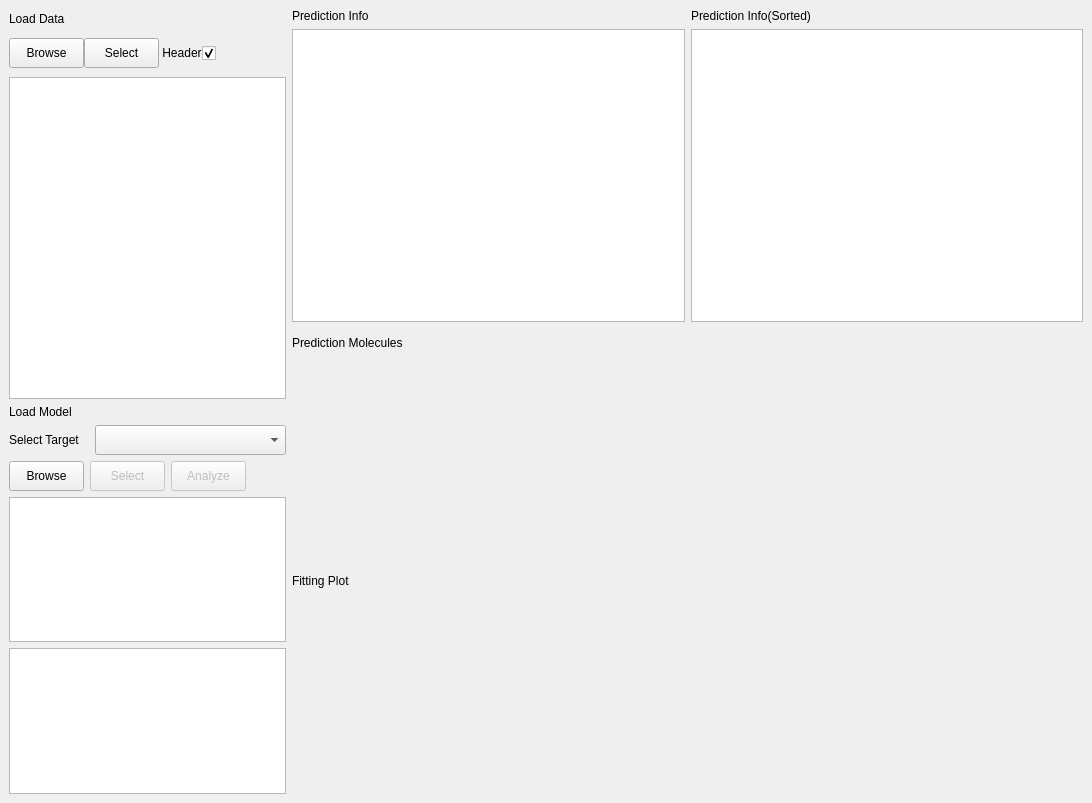
The window that QSAR-UI/mainwindow3.ui (sheMnapion/AI-QSAR) describes before a commit, drawn with Qt 5.
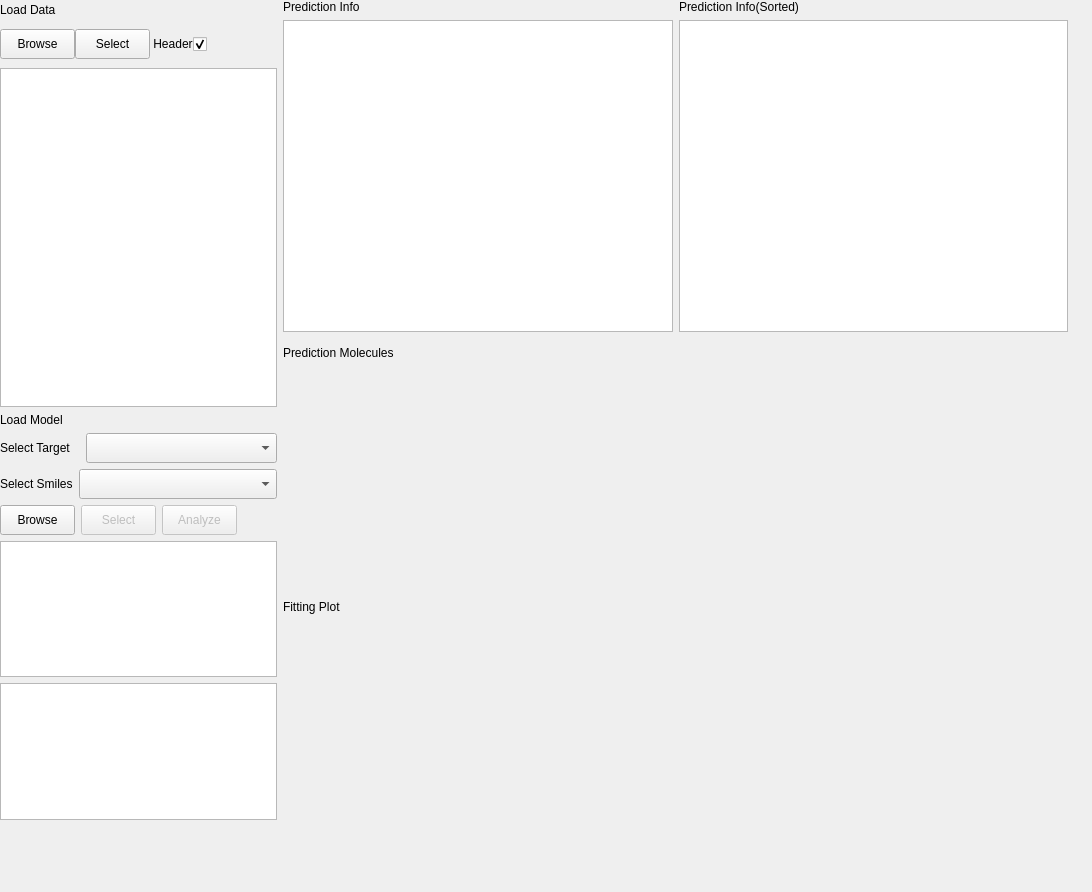
The same window after the commit.

Commit message: Add Column Selection(QComboBox) for SMILES; Remove garbage in tab4.py

```diff
--- a/QSAR-UI/mainwindow3.ui
+++ b/QSAR-UI/mainwindow3.ui
@@ -7,7 +7,7 @@
     <x>0</x>
     <y>0</y>
     <width>1092</width>
-    <height>803</height>
+    <height>892</height>
    </rect>
   </property>
   <property name="sizePolicy">
@@ -20,8 +20,15 @@
    <string>MainWindow</string>
   </property>
   <widget class="QWidget" name="centralwidget">
-   <layout class="QHBoxLayout" name="horizontalLayout_6">
-    <item>
+   <widget class="QWidget" name="layoutWidget">
+    <property name="geometry">
+     <rect>
+      <x>0</x>
+      <y>0</y>
+      <width>1068</width>
+      <height>820</height>
+     </rect>
+    </property>
      <layout class="QHBoxLayout" name="horizontalLayout_4" stretch="0,5">
       <item>
        <layout class="QVBoxLayout" name="verticalLayout_2" stretch="25,25">
@@ -211,7 +218,7 @@
          </layout>
         </item>
         <item>
-         <layout class="QVBoxLayout" name="verticalLayout" stretch="0,0,0,0,0">
+        <layout class="QVBoxLayout" name="verticalLayout" stretch="0,0,0,0,0,0">
           <property name="sizeConstraint">
            <enum>QLayout::SetFixedSize</enum>
           </property>
@@ -285,6 +292,57 @@
             </item>
            </layout>
           </item>
+         <item>
+          <layout class="QHBoxLayout" name="horizontalLayout_6">
+           <item>
+            <widget class="QLabel" name="label_19">
+             <property name="sizePolicy">
+              <sizepolicy hsizetype="Fixed" vsizetype="Fixed">
+               <horstretch>0</horstretch>
+               <verstretch>0</verstretch>
+              </sizepolicy>
+             </property>
+             <property name="minimumSize">
+              <size>
+               <width>0</width>
+               <height>25</height>
+              </size>
+             </property>
+             <property name="maximumSize">
+              <size>
+               <width>90</width>
+               <height>30</height>
+              </size>
+             </property>
+             <property name="text">
+              <string>Select Smiles</string>
+             </property>
+            </widget>
+           </item>
+           <item>
+            <widget class="QComboBox" name="smilesSelectComboBox">
+             <property name="sizePolicy">
+              <sizepolicy hsizetype="Expanding" vsizetype="Fixed">
+               <horstretch>0</horstretch>
+               <verstretch>0</verstretch>
+              </sizepolicy>
+             </property>
+             <property name="minimumSize">
+              <size>
+               <width>150</width>
+               <height>30</height>
+              </size>
+             </property>
+             <property name="maximumSize">
+              <size>
+               <width>16777215</width>
+               <height>30</height>
+              </size>
+             </property>
+            </widget>
+           </item>
+          </layout>
+         </item>
           <item>
            <layout class="QHBoxLayout" name="horizontalLayout_2">
             <property name="sizeConstraint">
@@ -750,8 +808,7 @@
        </layout>
       </item>
      </layout>
-    </item>
-   </layout>
+   </widget>
   </widget>
  </widget>
  <resources/>
```
Lines whose indentation alone changed are shown as unchanged. The commit also changes 6 other files.
